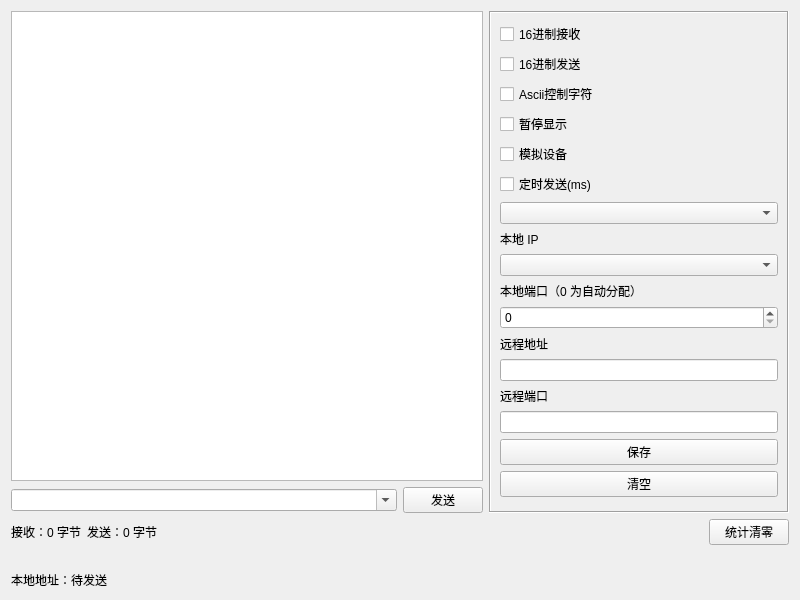
This is form/frmudpclient.ui in lianpeiliang/net_tran_helper as Qt 5 draws it before an edit. The edited form follows.
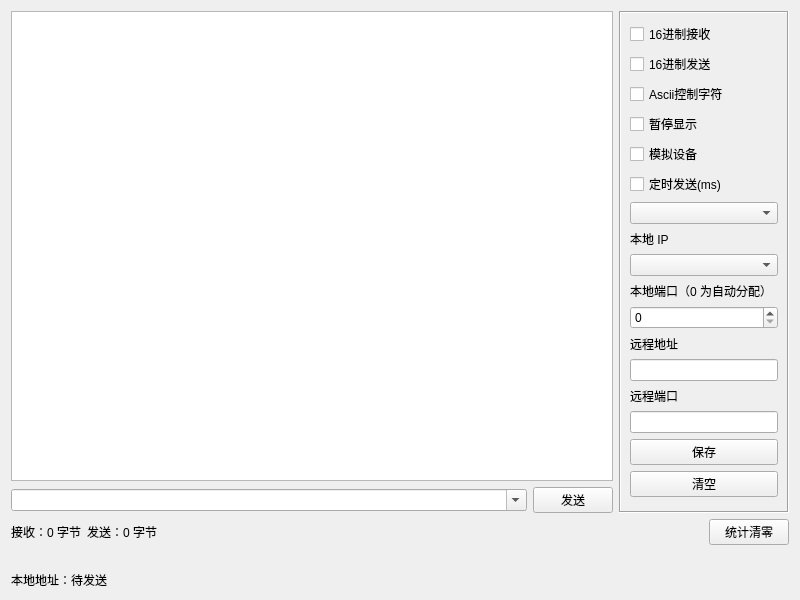
This is the edited form.

Commit message: Align UDP client IP filtering and restore sidebar width

What changed in the file:
```diff
--- a/form/frmudpclient.ui
+++ b/form/frmudpclient.ui
@@ -25,13 +25,13 @@
     <widget class="QFrame" name="frame">
      <property name="minimumSize">
       <size>
-       <width>300</width>
+       <width>170</width>
        <height>0</height>
       </size>
      </property>
      <property name="maximumSize">
       <size>
-       <width>300</width>
+       <width>170</width>
        <height>16777215</height>
       </size>
      </property>
```
The commit also changes 1 other file.
